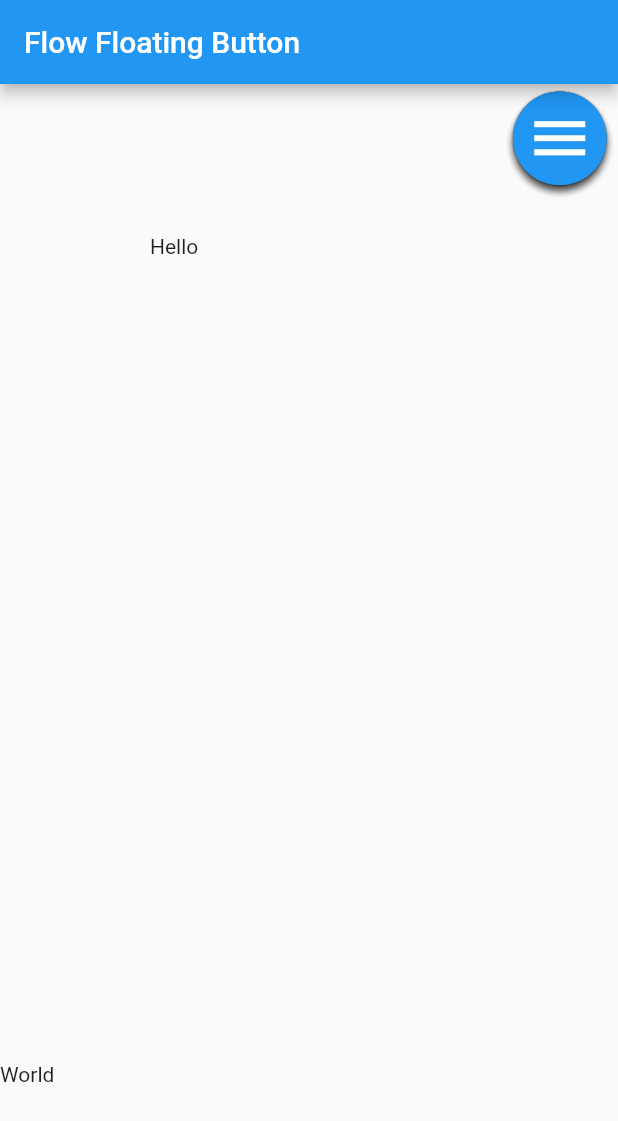
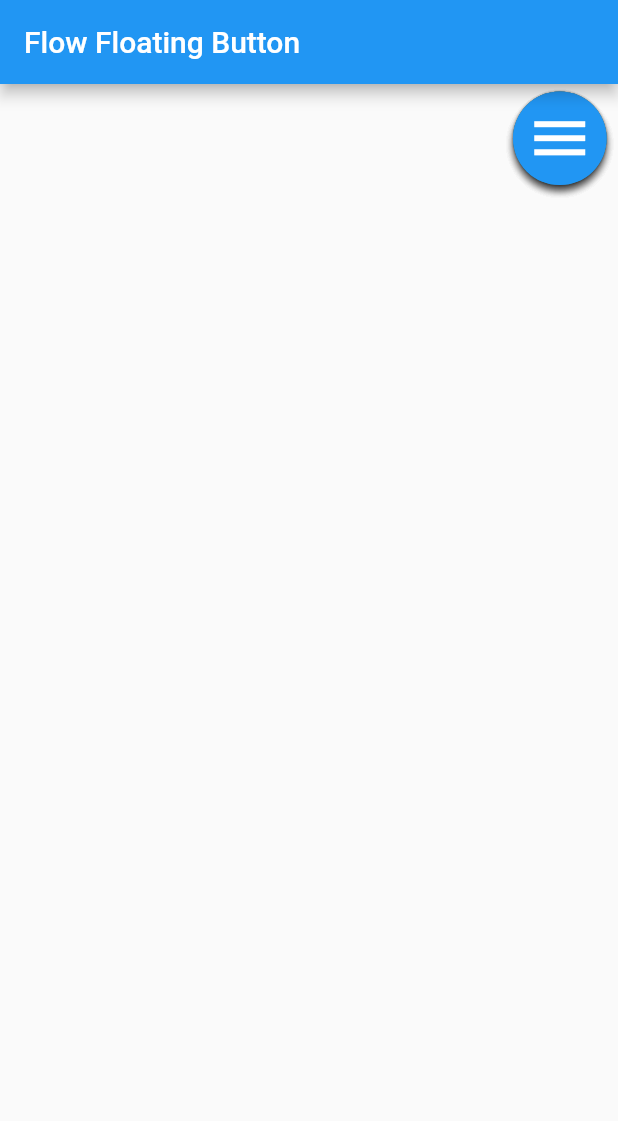
Before and after one commit to SEKI-YUTA/Flutter_tips_box, a Flutter app: the screen it shows after launch, on a phone screen of 412 x 824 dp. Shown: the top 1121 px of the screen. Run offline on Flutter 3.47's test engine with Material 2 defaults, Android fonts, the phone set to English and light mode, and no system bars; our stand-ins replace flutter_inset_box_shadow, flutter_slidable, percent_indicator; missing offline and left inert: edge_detection, flutter_search_bar.

Commit message:
edit: edit flow_floating_page.dart

```diff
--- a/lib/pages/flow_floating_page.dart
+++ b/lib/pages/flow_floating_page.dart
@@ -28,8 +28,6 @@ class FlowFloatingButtonPage extends StatelessWidget {
               child: FlowButton(),
             ),
           ),
-          Positioned(top: 100, left: 100, child: Text("Hello")),
-          Positioned(bottom: 100, child: Text("World")),
         ],
       ),
     );
@@ -56,7 +54,7 @@ class _FlowButtonState extends State<FlowButton>
     Icons.notifications,
     Icons.settings,
     Icons.menu
-  ];
+  ].reversed.toList();
 
   void _updateMenu(IconData icon) {
     if (icon != Icons.menu) {
@@ -127,7 +125,7 @@ class FlowButtonDelegate extends FlowDelegate {
   @override
   void paintChildren(FlowPaintingContext context) {
     double dx = 0.0;
-    for (int i = 0; i < context.childCount; i++) {
+    for (int i = context.childCount - 1; i >= 0; i--) {
       dx = context.getChildSize(i)!.width * i;
       context.paintChild(i,
           transform: Matrix4.translationValues(
```
